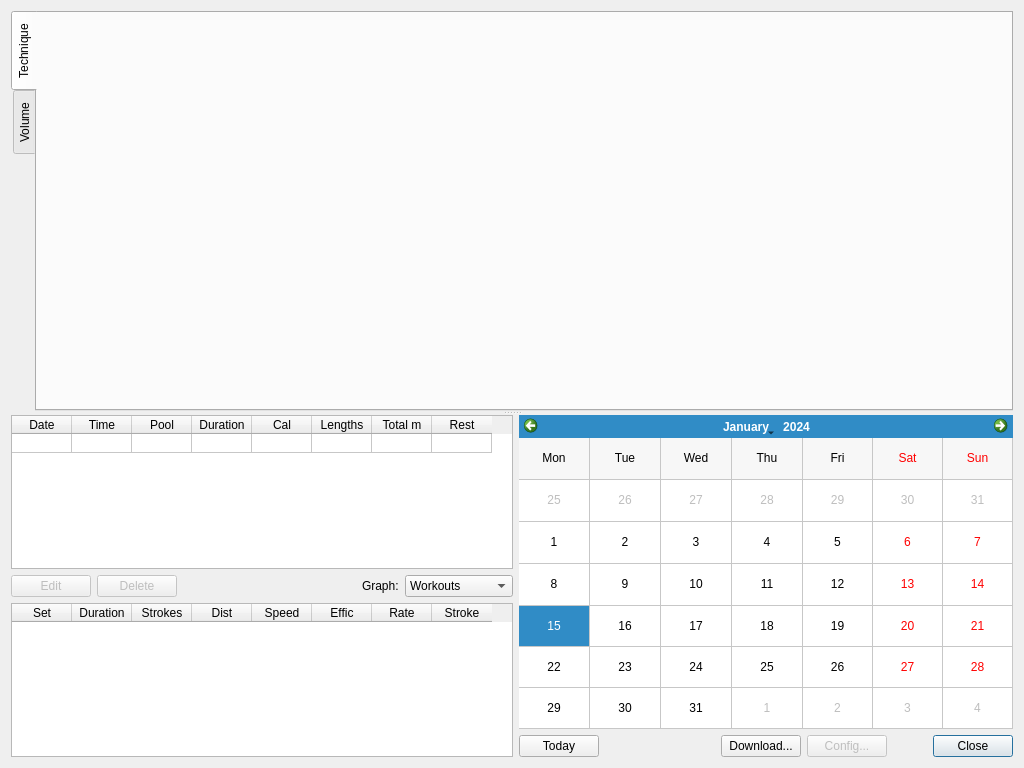
First picture: the form in ui/summary.ui, repository ihewitt/poolviewer, before the edit.
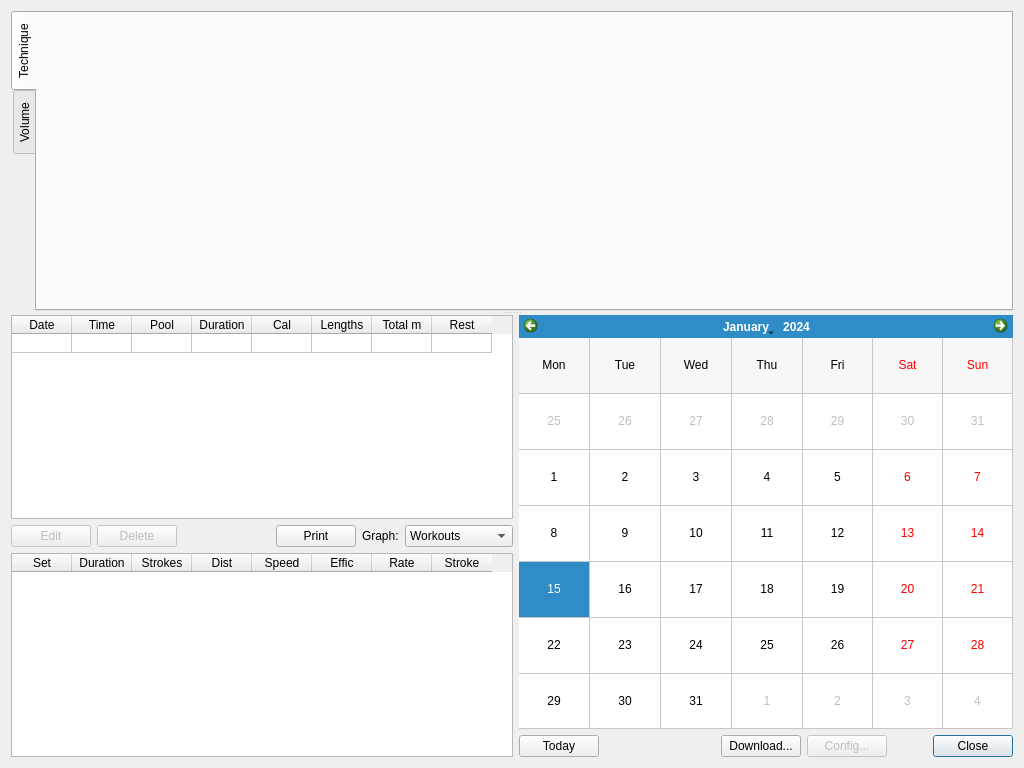
Second picture: the form after the edit. Custom widgets are drawn as their Qt base class.

What changed in the file:
```diff
--- a/ui/summary.ui
+++ b/ui/summary.ui
@@ -23,7 +23,7 @@
       <property name="minimumSize">
        <size>
         <width>0</width>
-        <height>400</height>
+       <height>300</height>
        </size>
       </property>
       <property name="tabPosition">
@@ -213,6 +213,13 @@
              </property>
             </spacer>
            </item>
+          <item>
+           <widget class="QPushButton" name="printButton">
+            <property name="text">
+             <string>Print</string>
+            </property>
+           </widget>
+          </item>
            <item>
             <widget class="QLabel" name="label">
              <property name="text">
```
Left out of the diff: 51 changed lines with no effect on the pictures. Lines whose indentation alone changed are shown as unchanged.
